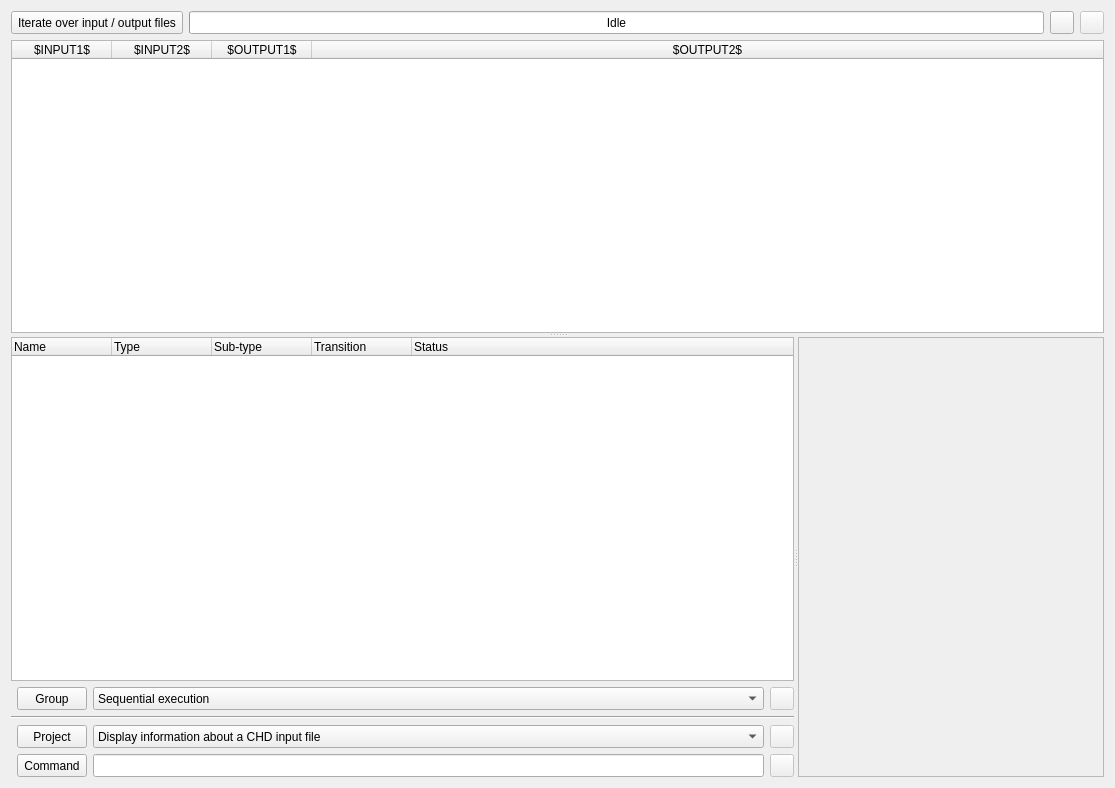
This is tools/qchdman/scriptwidget.ui in qmc2/qmc2-mame-fe as Qt 5 draws it before an edit. The edited form follows.
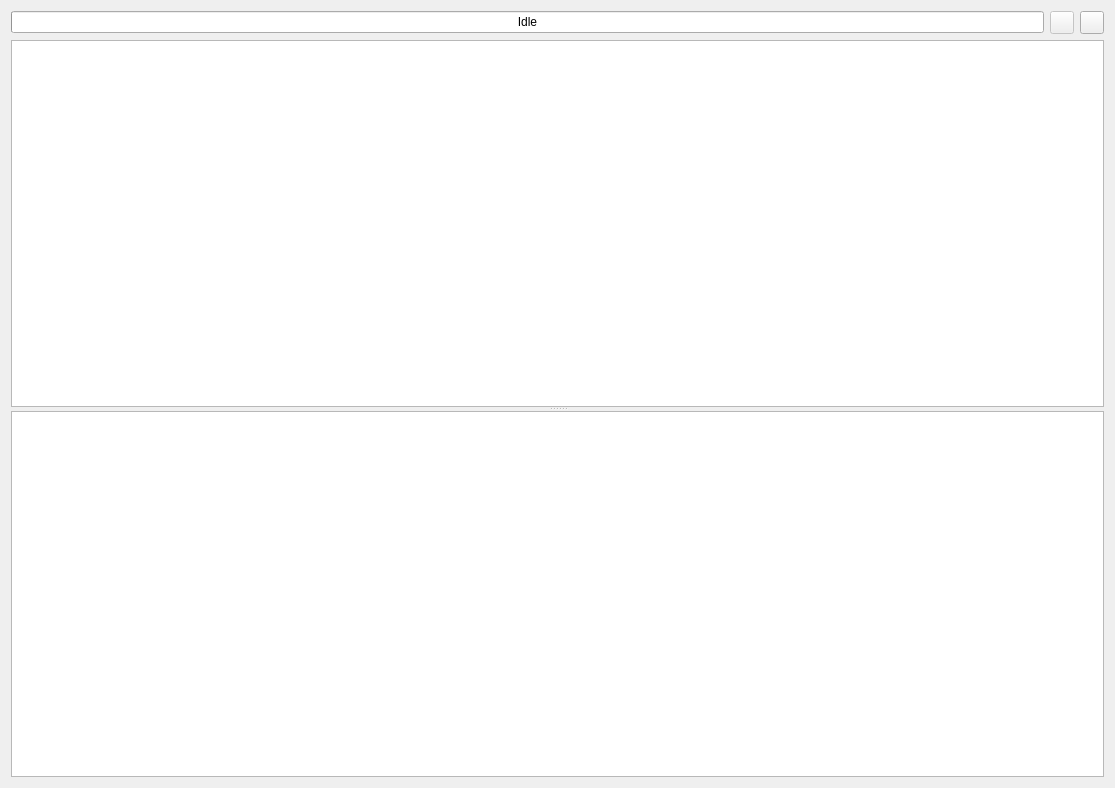
This is the edited form. Icons and pictures are not drawn.

Commit message: wip: qchdman: added ScriptEngine (based on QtScript, which is required now!)

What changed in the file:
```diff
--- a/tools/qchdman/scriptwidget.ui
+++ b/tools/qchdman/scriptwidget.ui
@@ -10,39 +10,13 @@
     <height>788</height>
    </rect>
   </property>
-  <layout class="QGridLayout" name="gridLayout_2">
+  <layout class="QGridLayout" name="gridLayout">
    <item row="0" column="0">
     <layout class="QHBoxLayout" name="horizontalLayout">
-     <item>
-      <widget class="QToolButton" name="toolButtonInputOutput">
-       <property name="sizePolicy">
-        <sizepolicy hsizetype="Fixed" vsizetype="Minimum">
-         <horstretch>0</horstretch>
-         <verstretch>0</verstretch>
-        </sizepolicy>
-       </property>
-       <property name="toolTip">
-        <string>When enabled, specify initial input / output files used for script iteration (otherwise run script once)</string>
-       </property>
-       <property name="text">
-        <string>Iterate over input / output files</string>
-       </property>
-       <property name="icon">
-        <iconset resource="qchdman.qrc">
-         <normaloff>:/images/fileopen.png</normaloff>:/images/fileopen.png</iconset>
-       </property>
-       <property name="checkable">
-        <bool>true</bool>
-       </property>
-       <property name="toolButtonStyle">
-        <enum>Qt::ToolButtonTextBesideIcon</enum>
-       </property>
-      </widget>
-     </item>
      <item>
       <widget class="QProgressBar" name="progressBar">
        <property name="sizePolicy">
-        <sizepolicy hsizetype="MinimumExpanding" vsizetype="Minimum">
+        <sizepolicy hsizetype="MinimumExpanding" vsizetype="Fixed">
          <horstretch>0</horstretch>
          <verstretch>0</verstretch>
         </sizepolicy>
@@ -58,23 +32,6 @@
        </property>
       </widget>
      </item>
-     <item>
-      <widget class="QToolButton" name="toolButtonRun">
-       <property name="sizePolicy">
-        <sizepolicy hsizetype="Fixed" vsizetype="Minimum">
-         <horstretch>0</horstretch>
-         <verstretch>0</verstretch>
-        </sizepolicy>
-       </property>
-       <property name="toolTip">
-        <string>Run this script</string>
-       </property>
-       <property name="icon">
-        <iconset resource="qchdman.qrc">
-         <normaloff>:/images/run.png</normaloff>:/images/run.png</iconset>
-       </property>
-      </widget>
-     </item>
      <item>
       <widget class="QToolButton" name="toolButtonStop">
        <property name="enabled">
@@ -95,449 +52,45 @@
        </property>
       </widget>
      </item>
+     <item>
+      <widget class="QToolButton" name="toolButtonRun">
+       <property name="sizePolicy">
+        <sizepolicy hsizetype="Fixed" vsizetype="Minimum">
+         <horstretch>0</horstretch>
+         <verstretch>0</verstretch>
+        </sizepolicy>
+       </property>
+       <property name="toolTip">
+        <string>Run this script</string>
+       </property>
+       <property name="icon">
+        <iconset resource="qchdman.qrc">
+         <normaloff>:/images/run.png</normaloff>:/images/run.png</iconset>
+       </property>
+      </widget>
+     </item>
     </layout>
    </item>
    <item row="1" column="0">
-    <widget class="QSplitter" name="hSplitter">
+    <widget class="QSplitter" name="splitter">
      <property name="orientation">
       <enum>Qt::Vertical</enum>
      </property>
-     <widget class="QTableWidget" name="tableWidgetInputOutput">
-      <property name="textElideMode">
-       <enum>Qt::ElideMiddle</enum>
+     <widget class="QTextEdit" name="textEditScript">
+      <property name="toolTip">
+       <string>Script editor</string>
       </property>
-      <property name="showGrid">
-       <bool>false</bool>
+      <property name="lineWrapMode">
+       <enum>QTextEdit::NoWrap</enum>
       </property>
-      <attribute name="horizontalHeaderStretchLastSection">
+     </widget>
+     <widget class="QPlainTextEdit" name="plainTextEditLog">
+      <property name="toolTip">
+       <string>Script log</string>
+      </property>
+      <property name="readOnly">
        <bool>true</bool>
-      </attribute>
-      <attribute name="verticalHeaderVisible">
-       <bool>false</bool>
-      </attribute>
-      <column>
-       <property name="text">
-        <string notr="true">$INPUT1$</string>
-       </property>
-       <property name="icon">
-        <iconset resource="qchdman.qrc">
-         <normaloff>:/images/fileopen.png</normaloff>:/images/fileopen.png</iconset>
-       </property>
-      </column>
-      <column>
-       <property name="text">
-        <string notr="true">$INPUT2$</string>
-       </property>
-       <property name="icon">
-        <iconset resource="qchdman.qrc">
-         <normaloff>:/images/fileopen.png</normaloff>:/images/fileopen.png</iconset>
-       </property>
-      </column>
-      <column>
-       <property name="text">
-        <string notr="true">$OUTPUT1$</string>
-       </property>
-       <property name="icon">
-        <iconset resource="qchdman.qrc">
-         <normaloff>:/images/fileopen.png</normaloff>:/images/fileopen.png</iconset>
-       </property>
-      </column>
-      <column>
-       <property name="text">
-        <string notr="true">$OUTPUT2$</string>
-       </property>
-       <property name="icon">
-        <iconset resource="qchdman.qrc">
-         <normaloff>:/images/fileopen.png</normaloff>:/images/fileopen.png</iconset>
-       </property>
-      </column>
-     </widget>
-     <widget class="QSplitter" name="vSplitter">
-      <property name="orientation">
-       <enum>Qt::Horizontal</enum>
       </property>
-      <widget class="QWidget" name="layoutWidget">
-       <layout class="QVBoxLayout" name="verticalLayout">
-        <item>
-         <widget class="QTreeWidget" name="treeWidgetScript">
-          <property name="dragDropMode">
-           <enum>QAbstractItemView::InternalMove</enum>
-          </property>
-          <property name="allColumnsShowFocus">
-           <bool>true</bool>
-          </property>
-          <column>
-           <property name="text">
-            <string>Name</string>
-           </property>
-          </column>
-          <column>
-           <property name="text">
-            <string>Type</string>
-           </property>
-          </column>
-          <column>
-           <property name="text">
-            <string>Sub-type</string>
-           </property>
-          </column>
-          <column>
-           <property name="text">
-            <string>Transition</string>
-           </property>
-          </column>
-          <column>
-           <property name="text">
-            <string>Status</string>
-           </property>
-          </column>
-         </widget>
-        </item>
-        <item>
-         <layout class="QGridLayout" name="gridLayout" columnstretch="0,0,0,0">
-          <item row="3" column="2">
-           <widget class="QLineEdit" name="lineEditCommand">
-            <property name="sizePolicy">
-             <sizepolicy hsizetype="Expanding" vsizetype="Minimum">
-              <horstretch>0</horstretch>
-              <verstretch>0</verstretch>
-             </sizepolicy>
-            </property>
-            <property name="toolTip">
-             <string>Arbitrary command</string>
-            </property>
-           </widget>
-          </item>
-          <item row="3" column="1">
-           <widget class="QToolButton" name="toolButtonAddCommand">
-            <property name="sizePolicy">
-             <sizepolicy hsizetype="Minimum" vsizetype="Minimum">
-              <horstretch>0</horstretch>
-              <verstretch>0</verstretch>
-             </sizepolicy>
-            </property>
-            <property name="toolTip">
-             <string>Add a new command</string>
-            </property>
-            <property name="text">
-             <string>Command</string>
-            </property>
-            <property name="icon">
-             <iconset resource="qchdman.qrc">
-              <normaloff>:/images/add-step.png</normaloff>:/images/add-step.png</iconset>
-            </property>
-            <property name="toolButtonStyle">
-             <enum>Qt::ToolButtonTextBesideIcon</enum>
-            </property>
-           </widget>
-          </item>
-          <item row="1" column="0" colspan="4">
-           <widget class="Line" name="horizontalLine">
-            <property name="orientation">
-             <enum>Qt::Horizontal</enum>
-            </property>
-           </widget>
-          </item>
-          <item row="2" column="1">
-           <widget class="QToolButton" name="toolButtonAddProject">
-            <property name="sizePolicy">
-             <sizepolicy hsizetype="Minimum" vsizetype="Minimum">
-              <horstretch>0</horstretch>
-              <verstretch>0</verstretch>
-             </sizepolicy>
-            </property>
-            <property name="toolTip">
-             <string>Add a new project</string>
-            </property>
-            <property name="text">
-             <string>Project</string>
-            </property>
-            <property name="icon">
-             <iconset resource="qchdman.qrc">
-              <normaloff>:/images/add-step.png</normaloff>:/images/add-step.png</iconset>
-            </property>
-            <property name="toolButtonStyle">
-             <enum>Qt::ToolButtonTextBesideIcon</enum>
-            </property>
-           </widget>
-          </item>
-          <item row="0" column="2">
-           <widget class="QComboBox" name="comboBoxGroupType">
-            <property name="sizePolicy">
-             <sizepolicy hsizetype="Ignored" vsizetype="Minimum">
-              <horstretch>0</horstretch>
-              <verstretch>0</verstretch>
-             </sizepolicy>
-            </property>
-            <property name="toolTip">
-             <string>Select group execution mode</string>
-            </property>
-            <property name="maxVisibleItems">
-             <number>20</number>
-            </property>
-            <item>
-             <property name="text">
-              <string>Sequential execution</string>
-             </property>
-             <property name="icon">
-              <iconset resource="qchdman.qrc">
-               <normaloff>:/images/sequential-script.png</normaloff>:/images/sequential-script.png</iconset>
-             </property>
-            </item>
-            <item>
-             <property name="text">
-              <string>Parallel execution</string>
-             </property>
-             <property name="icon">
-              <iconset resource="qchdman.qrc">
-               <normaloff>:/images/parallel-script.png</normaloff>:/images/parallel-script.png</iconset>
-             </property>
-            </item>
-           </widget>
-          </item>
-          <item row="0" column="1">
-           <widget class="QToolButton" name="toolButtonAddGroup">
-            <property name="sizePolicy">
-             <sizepolicy hsizetype="Minimum" vsizetype="Minimum">
-              <horstretch>0</horstretch>
-              <verstretch>0</verstretch>
-             </sizepolicy>
-            </property>
-            <property name="toolTip">
-             <string>Add a new group</string>
-            </property>
-            <property name="text">
-             <string>Group</string>
-            </property>
-            <property name="icon">
-             <iconset resource="qchdman.qrc">
-              <normaloff>:/images/add-step.png</normaloff>:/images/add-step.png</iconset>
-            </property>
-            <property name="toolButtonStyle">
-             <enum>Qt::ToolButtonTextBesideIcon</enum>
-            </property>
-           </widget>
-          </item>
-          <item row="2" column="2">
-           <widget class="QComboBox" name="comboBoxProjectType">
-            <property name="sizePolicy">
-             <sizepolicy hsizetype="Ignored" vsizetype="Minimum">
-              <horstretch>0</horstretch>
-              <verstretch>0</verstretch>
-             </sizepolicy>
-            </property>
-            <property name="toolTip">
-             <string>Select project type</string>
-            </property>
-            <property name="maxVisibleItems">
-             <number>20</number>
-            </property>
-            <item>
-             <property name="text">
-              <string>Display information about a CHD input file</string>
-             </property>
-             <property name="icon">
-              <iconset resource="qchdman.qrc">
-               <normaloff>:/images/info.png</normaloff>:/images/info.png</iconset>
-             </property>
-            </item>
-            <item>
-             <property name="text">
-              <string>Verify the integrity of a CHD input file</string>
-             </property>
-             <property name="icon">
-              <iconset resource="qchdman.qrc">
-               <normaloff>:/images/verify.png</normaloff>:/images/verify.png</iconset>
-             </property>
-            </item>
-            <item>
-             <property name="text">
-              <string>Copy data from one CHD to another</string>
-             </property>
-             <property name="icon">
-              <iconset resource="qchdman.qrc">
-               <normaloff>:/images/copy.png</normaloff>:/images/copy.png</iconset>
-             </property>
-            </item>
-            <item>
-             <property name="text">
-              <string>Create a raw CHD from an input file</string>
-             </property>
-             <property name="icon">
-              <iconset resource="qchdman.qrc">
-               <normaloff>:/images/createraw.png</normaloff>:/images/createraw.png</iconset>
-             </property>
-            </item>
-            <item>
-             <property name="text">
-              <string>Create an HD CHD from an input file</string>
-             </property>
-             <property name="icon">
-              <iconset resource="qchdman.qrc">
-               <normaloff>:/images/createhd.png</normaloff>:/images/createhd.png</iconset>
-             </property>
-            </item>
-            <item>
-             <property name="text">
-              <string>Create a CD CHD from an input file</string>
-             </property>
-             <property name="icon">
-              <iconset resource="qchdman.qrc">
-               <normaloff>:/images/createcd.png</normaloff>:/images/createcd.png</iconset>
-             </property>
-            </item>
-            <item>
-             <property name="text">
-              <string>Create an LD CHD from an input file</string>
-             </property>
-             <property name="icon">
-              <iconset resource="qchdman.qrc">
-               <normaloff>:/images/createld.png</normaloff>:/images/createld.png</iconset>
-             </property>
-            </item>
-            <item>
-             <property name="text">
-              <string>Extract a raw file from a CHD input file</string>
-             </property>
-             <property name="icon">
-              <iconset resource="qchdman.qrc">
-               <normaloff>:/images/extractraw.png</normaloff>:/images/extractraw.png</iconset>
-             </property>
-            </item>
-            <item>
-             <property name="text">
-              <string>Extract an HD file from a CHD input file</string>
-             </property>
-             <property name="icon">
-              <iconset resource="qchdman.qrc">
-               <normaloff>:/images/extracthd.png</normaloff>:/images/extracthd.png</iconset>
-             </property>
-            </item>
-            <item>
-             <property name="text">
-              <string>Extract a CD file from a CHD input file</string>
-             </property>
-             <property name="icon">
-              <iconset resource="qchdman.qrc">
-               <normaloff>:/images/extractcd.png</normaloff>:/images/extractcd.png</iconset>
-             </property>
-            </item>
-            <item>
-             <property name="text">
-              <string>Extract an LD AVI file from a CHD input file</string>
-             </property>
-             <property name="icon">
-              <iconset resource="qchdman.qrc">
-               <normaloff>:/images/extractld.png</normaloff>:/images/extractld.png</iconset>
-             </property>
-            </item>
-            <item>
-             <property name="text">
-              <string>Dump meta-data from a CHD</string>
-             </property>
-             <property name="icon">
-              <iconset resource="qchdman.qrc">
-               <normaloff>:/images/dumpmeta.png</normaloff>:/images/dumpmeta.png</iconset>
-             </property>
-            </item>
-            <item>
-             <property name="text">
-              <string>Add meta-data to a CHD</string>
-             </property>
-             <property name="icon">
-              <iconset resource="qchdman.qrc">
-               <normaloff>:/images/addmeta.png</normaloff>:/images/addmeta.png</iconset>
-             </property>
-            </item>
-            <item>
-             <property name="text">
-              <string>Remove meta-data from a CHD</string>
-             </property>
-             <property name="icon">
-              <iconset resource="qchdman.qrc">
-               <normaloff>:/images/delmeta.png</normaloff>:/images/delmeta.png</iconset>
-             </property>
-            </item>
-           </widget>
-          </item>
-          <item row="0" column="3">
-           <widget class="QToolButton" name="toolButtonRemoveGroup">
-            <property name="enabled">
-             <bool>false</bool>
-            </property>
-            <property name="sizePolicy">
-             <sizepolicy hsizetype="Fixed" vsizetype="Minimum">
-              <horstretch>0</horstretch>
-              <verstretch>0</verstretch>
-             </sizepolicy>
-            </property>
-            <property name="toolTip">
-             <string>Remove selected group</string>
-            </property>
-            <property name="icon">
-             <iconset resource="qchdman.qrc">
-              <normaloff>:/images/remove-step.png</normaloff>:/images/remove-step.png</iconset>
-            </property>
-           </widget>
-          </item>
-          <item row="2" column="3">
-           <widget class="QToolButton" name="toolButtonRemoveProject">
-            <property name="enabled">
-             <bool>false</bool>
-            </property>
-            <property name="sizePolicy">
-             <sizepolicy hsizetype="Fixed" vsizetype="Minimum">
-              <horstretch>0</horstretch>
-              <verstretch>0</verstretch>
-             </sizepolicy>
-            </property>
-            <property name="toolTip">
-             <string>Remove selected project</string>
-            </property>
-            <property name="icon">
-             <iconset resource="qchdman.qrc">
-              <normaloff>:/images/remove-step.png</normaloff>:/images/remove-step.png</iconset>
-            </property>
-           </widget>
-          </item>
-          <item row="3" column="3">
-           <widget class="QToolButton" name="toolButtonRemoveCommand">
-            <property name="enabled">
-             <bool>false</bool>
-            </property>
-            <property name="sizePolicy">
-             <sizepolicy hsizetype="Fixed" vsizetype="Minimum">
-              <horstretch>0</horstretch>
-              <verstretch>0</verstretch>
-             </sizepolicy>
-            </property>
-            <property name="toolTip">
-             <string>Remove selected command</string>
-            </property>
-            <property name="icon">
-             <iconset resource="qchdman.qrc">
-              <normaloff>:/images/remove-step.png</normaloff>:/images/remove-step.png</iconset>
-            </property>
-           </widget>
-          </item>
-         </layout>
-        </item>
-       </layout>
-      </widget>
-      <widget class="QFrame" name="frameCurrentProject">
-       <property name="sizePolicy">
-        <sizepolicy hsizetype="Preferred" vsizetype="Expanding">
-         <horstretch>0</horstretch>
-         <verstretch>0</verstretch>
-        </sizepolicy>
-       </property>
-       <property name="frameShape">
-        <enum>QFrame::StyledPanel</enum>
-       </property>
-       <property name="frameShadow">
-        <enum>QFrame::Raised</enum>
-       </property>
-      </widget>
      </widget>
     </widget>
    </item>
```
Left out of the diff: 15 changed lines with no effect on the pictures. The commit also changes 29 other files.
